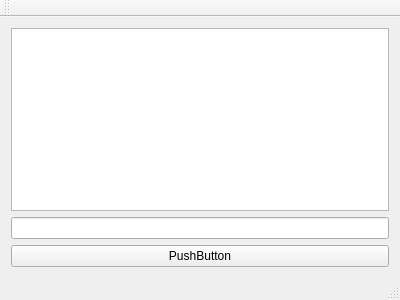
Old version of the form mainwindow.ui in the repository mjenda/DatasportRetriever.
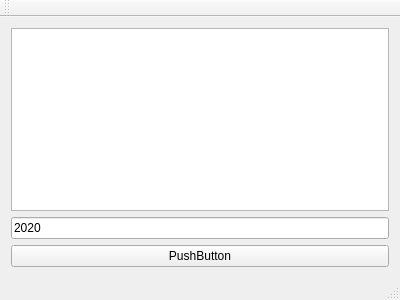
New version of the form.

Commit message: Chaning of competition with push button.

```diff
--- a/mainwindow.ui
+++ b/mainwindow.ui
@@ -19,7 +19,11 @@
      <widget class="QTableView" name="tableView"/>
     </item>
     <item>
-     <widget class="QLineEdit" name="lineEdit"/>
+     <widget class="QLineEdit" name="lineEdit">
+      <property name="text">
+       <string>2020</string>
+      </property>
+     </widget>
     </item>
     <item>
      <widget class="QPushButton" name="pushButton">
```
The commit also changes 2 other files.
